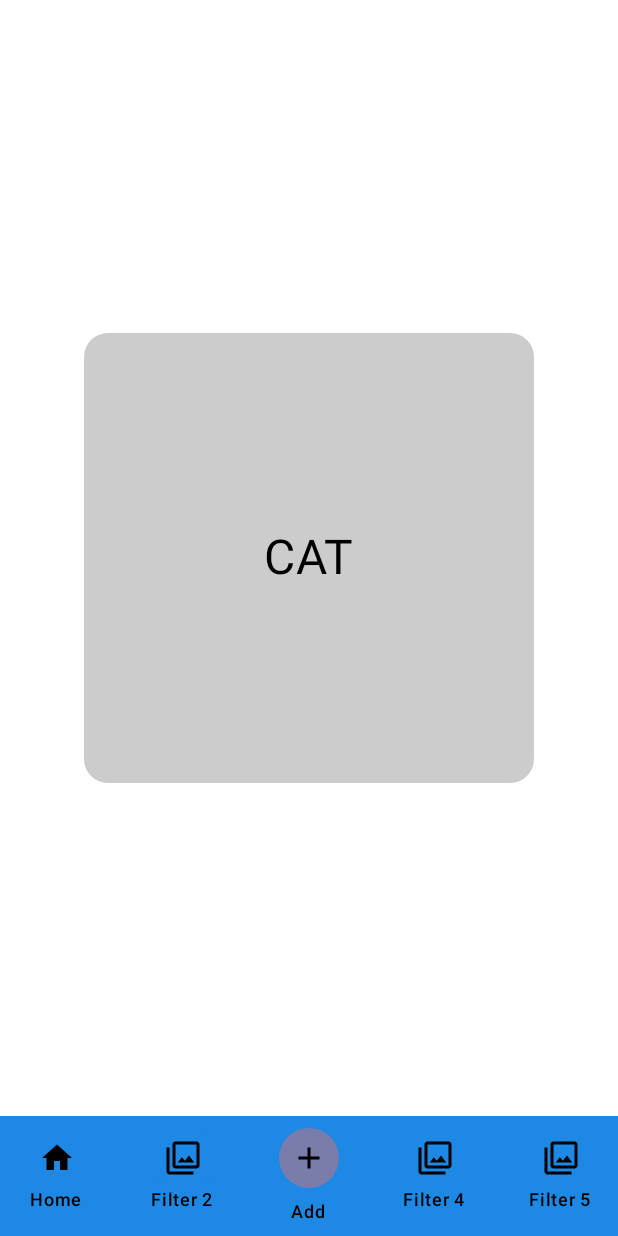
After one commit to SoloHollow/sars-android, an Android app built with Jetpack Compose: the AdoptionScreen screen opened through its navigation route, on a phone screen of 412 x 824 dp. The commit adds this screen. Run offline under Robolectric (Android 15) with nearby library versions, the phone set to English and light mode, and no system bars.

Commit message:
changed navigation and adoptiom

```diff
--- a/app/build.gradle.kts
+++ b/app/build.gradle.kts
@@ -48,6 +48,7 @@ dependencies {
     implementation("androidx.activity:activity-compose")
     implementation("androidx.lifecycle:lifecycle-runtime-ktx")
     implementation("androidx.compose.material:material-icons-extended")
+    implementation(libs.androidx.navigation.runtime.android)
     debugImplementation("androidx.compose.ui:ui-tooling")
     debugImplementation("androidx.compose.ui:ui-test-manifest")
     testImplementation("junit:junit:4.13.2")
@@ -56,7 +57,7 @@ dependencies {
     androidTestImplementation(platform(libs.androidx.compose.bom))
     androidTestImplementation("androidx.compose.ui:ui-test-junit4")
     //navigation dependency
-    val nav_version = "2.9.1"
+    val nav_version = "2.7.6"
     implementation("androidx.navigation:navigation-compose:$nav_version")
 
 }
--- /dev/null
+++ b/app/src/main/java/com/example/sars/AdoptionScreen.kt
@@ -0,0 +1,110 @@
+package com.example.sars
+
+import android.os.Bundle
+import androidx.activity.ComponentActivity
+import androidx.activity.compose.setContent
+import androidx.activity.enableEdgeToEdge
+import androidx.compose.foundation.background
+import androidx.compose.foundation.gestures.detectHorizontalDragGestures
+import androidx.compose.foundation.layout.Arrangement
+import androidx.compose.foundation.layout.Box
+import androidx.compose.foundation.layout.Column
+import androidx.compose.foundation.layout.Row
+import androidx.compose.foundation.layout.fillMaxSize
+import androidx.compose.foundation.layout.fillMaxWidth
+import androidx.compose.foundation.layout.padding
+import androidx.compose.foundation.layout.size
+import androidx.compose.foundation.shape.RoundedCornerShape
+import androidx.compose.material3.Scaffold
+import androidx.compose.material3.Text
+import androidx.compose.runtime.Composable
+import androidx.compose.runtime.getValue
+import androidx.compose.runtime.mutableIntStateOf
+import androidx.compose.runtime.mutableStateOf
+import androidx.compose.runtime.remember
+import androidx.compose.runtime.setValue
+import androidx.compose.ui.Alignment
+import androidx.compose.ui.Modifier
+import androidx.compose.ui.graphics.Color
+import androidx.compose.ui.input.pointer.pointerInput
+import androidx.compose.ui.tooling.preview.Preview
+import androidx.compose.ui.unit.dp
+import androidx.compose.ui.unit.sp
+import androidx.navigation.NavController
+import androidx.navigation.compose.rememberNavController
+import com.example.jetbrainscomponents.ui.theme.JetbrainsComponentsTheme
+
+
+
+/*
+@Composable
+fun AdoptionScreen(navController: NavController) {
+    // Selected index state for bottom navigation
+    val selectedIndex = remember { mutableIntStateOf(0) }
+    val navController = rememberNavController()
+
+    Scaffold(
+        topBar = {},
+        bottomBar = { AppBottomBar(navController,selectedIndex) }
+    ) { innerPadding ->
+        Column(
+            modifier = Modifier
+                .fillMaxSize()
+                .padding(innerPadding)
+                .padding(16.dp),
+            verticalArrangement = Arrangement.Center,
+            horizontalAlignment = Alignment.CenterHorizontally
+        ) {
+            Row(
+                modifier = Modifier.fillMaxWidth(),
+                horizontalArrangement = Arrangement.SpaceEvenly
+            ) {}
+        }
+    }
+}
+*/
+
+@Composable
+fun AdoptionScreen(navController: NavController) {
+    val selectedIndex = remember { mutableIntStateOf(1) }
+
+    val pets = remember { listOf("CAT", "DOG", "3") }
+    var currentIndex by remember { mutableStateOf(0) } // Correct delegation
+
+
+    Scaffold(
+        bottomBar = { AppBottomBar(navController, selectedIndex) }
+
+    ) { padding ->
+        Box(Modifier.fillMaxSize().padding(padding)) {
+            if (currentIndex <  pets.size) {
+                Box(
+                    modifier = Modifier
+                        .align(Alignment.Center)
+                        .size(300.dp)
+                        .background(Color.LightGray, RoundedCornerShape(16.dp))
+                        .pointerInput(Unit) {
+                            detectHorizontalDragGestures { _, dragAmount ->
+                                if (dragAmount > 0) {  }
+                                else {  }
+                                currentIndex++
+                            }
+                        },
+                    contentAlignment = Alignment.Center
+                ) {
+                    Text(pets[currentIndex], fontSize = 32.sp)                }
+            } else {
+                Text("No more pets", Modifier.align(Alignment.Center))
+            }
+        }
+    }
+}
+
+@Preview(showBackground = true)
+@Composable
+fun PreviewAdoptionScreen() {
+    val navController = rememberNavController()
+    JetbrainsComponentsTheme {
+        AdoptionScreen(navController)
+    }
+}
--- /dev/null
+++ b/app/src/main/java/com/example/sars/Navigation.kt
@@ -0,0 +1,52 @@
+package com.example.sars
+
+import android.util.Log
+import androidx.compose.runtime.Composable
+import androidx.navigation.NavController
+import androidx.navigation.NavGraph
+import androidx.navigation.NavGraphBuilder
+import androidx.navigation.Navigation
+import androidx.navigation.compose.NavHost
+import androidx.navigation.compose.composable
+import androidx.navigation.compose.rememberNavController
+import androidx.navigation.createGraph
+
+
+@Composable
+fun Navigation() {   //navController
+    val navController = rememberNavController()
+
+    navController.addOnDestinationChangedListener{navController,
+                                                  destination,
+                                                    arguments->
+        Log.i("NavController","Destination: ${destination.route}")
+
+    }
+
+
+//navHost
+    NavHost(navController = navController, graph = navGraphBuilder(navController))
+}
+
+//Nav graph
+
+fun navGraphBuilder(navController: NavController):NavGraph
+{
+    return navController.createGraph(startDestination = "Main-Screen")
+    {
+        composable("Main-Screen")
+        {
+            MainScreen(navController)
+        }
+
+        composable("Adoption-Screen")
+        {
+            AdoptionScreen(navController)
+        }
+
+        composable("Plus-Screen")
+        {
+            PlusScreen(navController)
+        }
+    }
+}
--- a/app/src/main/java/com/example/sars/PlusScreen.kt
+++ b/app/src/main/java/com/example/sars/PlusScreen.kt
@@ -9,7 +9,7 @@ import androidx.compose.ui.Alignment
 import androidx.compose.ui.Modifier
 import androidx.navigation.NavController
 @Composable
-fun plusScreen(navController: NavController) {
+fun PlusScreen(navController: NavController) {
     Column(
         modifier = Modifier.fillMaxSize(),
         horizontalAlignment = Alignment.CenterHorizontally,
--- a/gradle/libs.versions.toml
+++ b/gradle/libs.versions.toml
@@ -8,6 +8,7 @@ espressoCore = "3.6.1"
 lifecycleRuntimeKtx = "2.9.1"
 activityCompose = "1.10.1"
 composeBom = "2024.09.00"
+navigationRuntimeAndroid = "2.9.1"
 
 [libraries]
 androidx-core-ktx = { group = "androidx.core", name = "core-ktx", version.ref = "coreKtx" }
@@ -24,6 +25,7 @@ androidx-ui-tooling-preview = { group = "androidx.compose.ui", name = "ui-toolin
 androidx-ui-test-manifest = { group = "androidx.compose.ui", name = "ui-test-manifest" }
 androidx-ui-test-junit4 = { group = "androidx.compose.ui", name = "ui-test-junit4" }
 androidx-material3 = { group = "androidx.compose.material3", name = "material3" }
+androidx-navigation-runtime-android = { group = "androidx.navigation", name = "navigation-runtime-android", version.ref = "navigationRuntimeAndroid" }
 
 [plugins]
 android-application = { id = "com.android.application", version.ref = "agp" }
```
Also changed, not shown: app/src/main/java/com/example/sars/MainActivity.kt (+5 -2 lines), app/src/main/java/com/example/sars/MainScreen.kt (+17 -27 lines).
